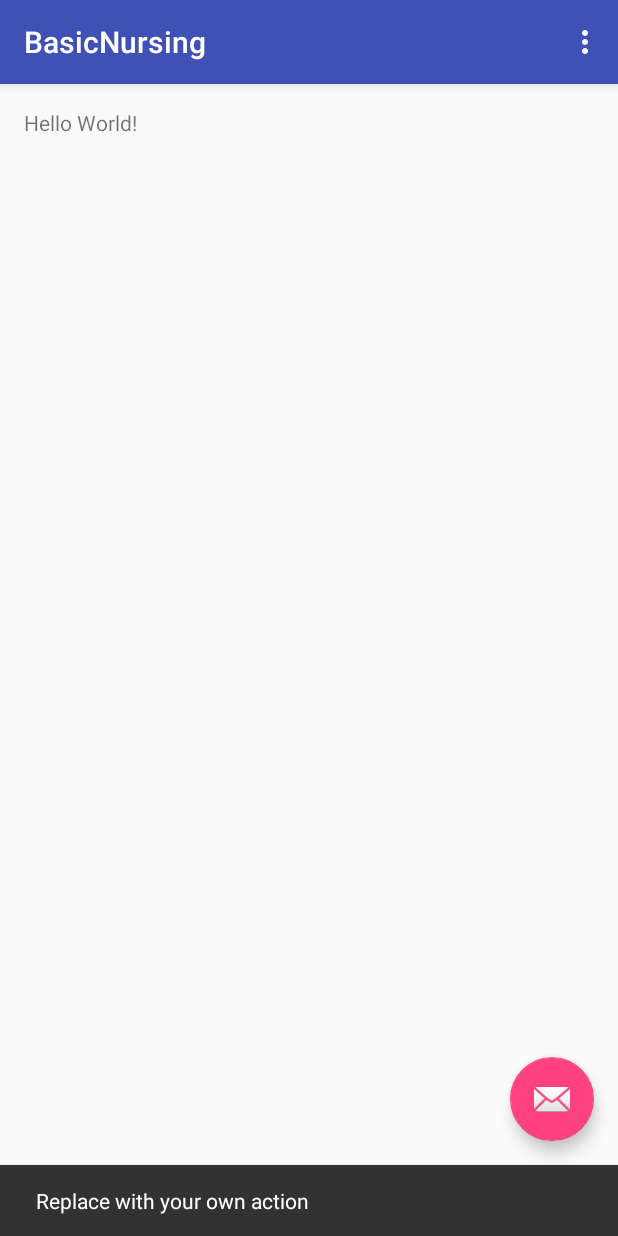
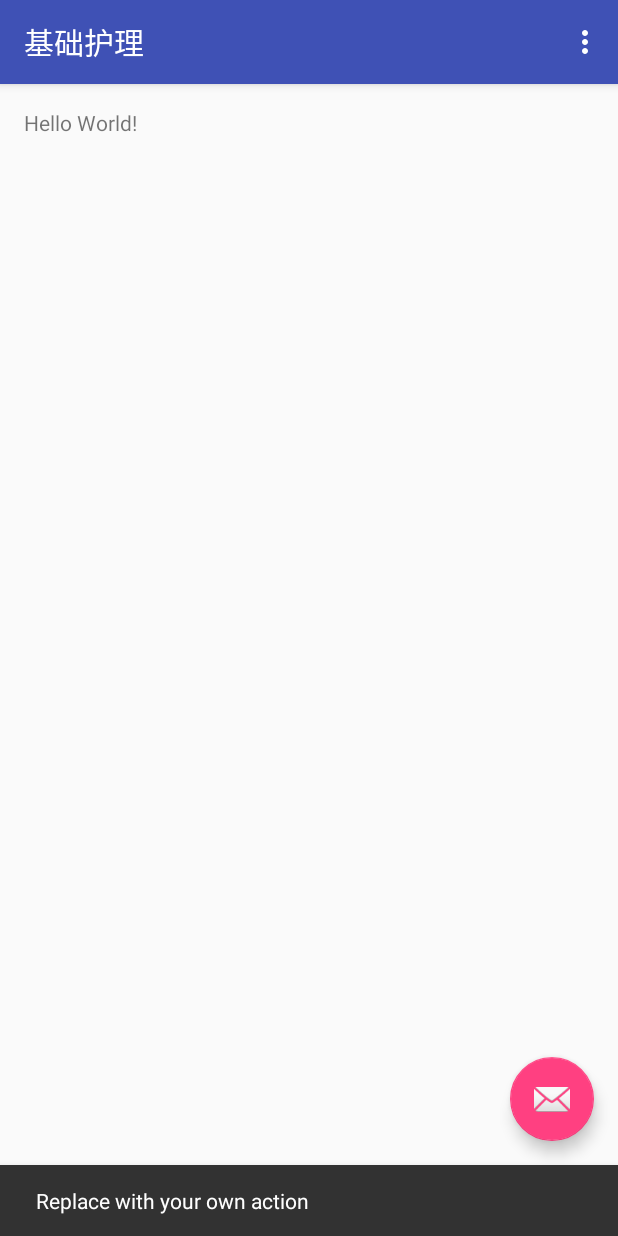
Before and after one commit to jackylovechina/BasicNursing, an Android app: the screen it shows after launch (MainActivity), after a tap on an icon or button, on a phone screen of 412 x 824 dp. Run offline under Robolectric (Android 15) with nearby library versions, the phone set to English and light mode, and no system bars.

Commit message:
setTitle

```diff
--- a/app/src/main/java/com/bn/basicnursing/MainActivity.java
+++ b/app/src/main/java/com/bn/basicnursing/MainActivity.java
@@ -15,7 +15,9 @@ public class MainActivity extends AppCompatActivity {
     protected void onCreate(Bundle savedInstanceState) {
         super.onCreate(savedInstanceState);
         setContentView(R.layout.activity_main);
+
         Toolbar toolbar = (Toolbar) findViewById(R.id.toolbar);
+        toolbar.setTitle("基础护理");
         setSupportActionBar(toolbar);
 
         FloatingActionButton fab = (FloatingActionButton) findViewById(R.id.fab);
```
